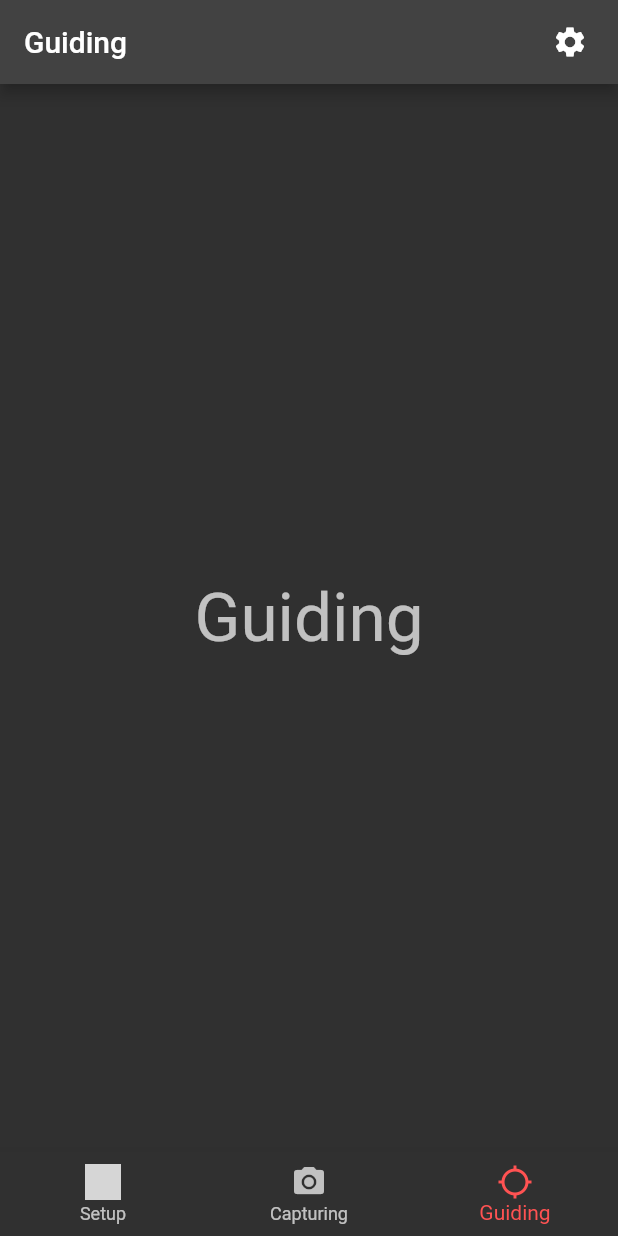
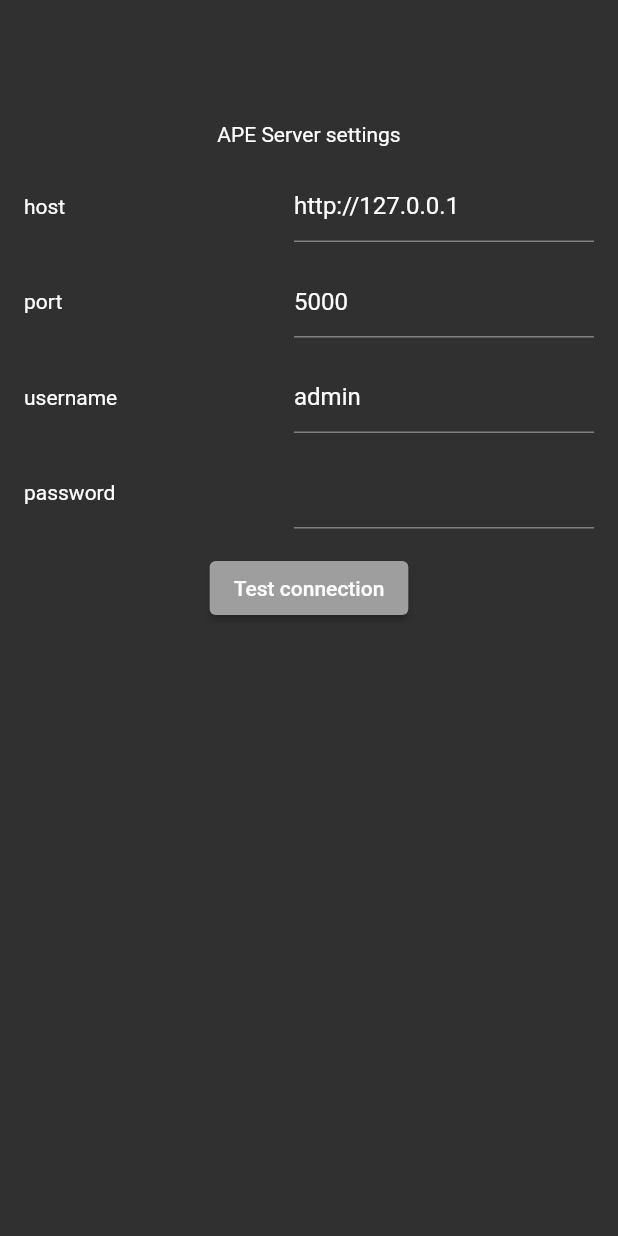
Before and after one commit to denshustanov/APE-client, a Flutter app: the screen it shows after launch, item 3 of the bottom bar chosen, after a tap on the "settings" icon, on a phone screen of 412 x 824 dp. Run offline on Flutter 3.47's test engine with Material 2 defaults, Android fonts, the light colour scheme and no system bars; our stand-ins replace get_it; grey boxes are pictures that could not be loaded.

Commit message:
settings

```diff
--- a/lib/pages/home/home_page.dart
+++ b/lib/pages/home/home_page.dart
@@ -1,8 +1,6 @@
-import 'package:astro_photo_environment/pages/home/bottom_navigation.dart';
-import 'package:astro_photo_environment/services/http_service_impl.dart';
+import 'package:astro_photo_environment/services/http_service.dart';
 import 'package:flutter/material.dart';
-import '../../modules/application_tab.dart';
-import 'tab_navigator.dart';
+import '../../service_locator.dart';
 import '../equipment/equipment_page.dart';
 import '../guiding_page.dart';
 import '../capturing/photo_page.dart';
@@ -16,6 +14,8 @@ class HomePage extends StatefulWidget{
 }
 
 class _HomePageState extends State<HomePage>{
+  HttpService _httpService = getIt<HttpService>();
+
   static final List<Widget> _widgetOptions = <Widget> [
     EquipmentPage(),
     PhotoPage(),
@@ -37,7 +37,7 @@ class _HomePageState extends State<HomePage>{
       appBar: AppBar(
         title: Text(_widgetOptionCaptions.elementAt(_selectedIndex)),
         actions: [
-          TextButton(onPressed: (){}, child: const Icon(Icons.settings, color: Colors.white,))
+          TextButton(onPressed: _showSettingsDialog, child: const Icon(Icons.settings, color: Colors.white,))
         ],
       ),
       body: Center(child: _widgetOptions.elementAt(_selectedIndex)),
@@ -66,4 +66,111 @@ class _HomePageState extends State<HomePage>{
       ),
     );
   }
+  _showSettingsDialog(){
+    TextEditingController _hostController = TextEditingController();
+    TextEditingController _portController = TextEditingController();
+    TextEditingController _loginController = TextEditingController();
+    TextEditingController _passwordController = TextEditingController();
+
+    _hostController.text = _httpService.getModuleUrl();
+    _portController.text = _httpService.getModulePort().toString();
+    _loginController.text = _httpService.getLogin();
+
+    showGeneralDialog(context: context,
+        pageBuilder: (context, animation, secondaryAnimation) => Scaffold(
+          body: Padding(
+            padding: const EdgeInsets.all(16.0),
+            child: SizedBox(
+              height: 400,
+              child: Column(
+                mainAxisAlignment: MainAxisAlignment.spaceBetween,
+                children: [
+                  const SizedBox(height: 50),
+                  const Text('APE Server settings'),
+                  Row(
+                    mainAxisAlignment: MainAxisAlignment.spaceBetween,
+                    children: [
+                      const Text('host'),
+                      Container(
+                        width: 200,
+                        child: TextField(
+                          keyboardType: TextInputType.url,
+                          controller: _hostController,
+                          onSubmitted: (value){
+                            setState(() {
+                              _httpService.setModuleUrl(value);
+                            });
+                          },
+                        ),
+                      )
+                    ],
+                  ),
+                  Row(
+                    mainAxisAlignment: MainAxisAlignment.spaceBetween,
+                    children: [
+                      const Text('port'),
+                      SizedBox(
+                        width: 200,
+                        child: TextField(
+                          keyboardType: TextInputType.number,
+                          controller: _portController,
+                          onSubmitted: (value){
+                            setState(() {
+                              _httpService.setModulePort(int.parse(value));
+                            });
+                          },
+                        ),
+                      )
+                    ],
+                  ),
+                  Row(
+                    mainAxisAlignment: MainAxisAlignment.spaceBetween,
+                    children: [
+                      const Text('username'),
+                      SizedBox(
+                        width: 200,
+                        child: TextField(
+                          controller: _loginController,
+                          onSubmitted: (value){
+                            setState(() {
+                              _httpService.setLogin(value);
+                            });
+                          },
+                        ),
+                      )
+                    ],
+                  ),
+                  Row(
+                    mainAxisAlignment: MainAxisAlignment.spaceBetween,
+                    children: [
+                      const Text('password'),
+                      SizedBox(
+                        width: 200,
+                        child: TextField(
+                          obscureText: true,
+                          autocorrect: false,
+                          enableSuggestions: false,
+                          controller: _passwordController,
+                          onSubmitted: (value){
+                            setState(() {
+                              _httpService.setPassword(value);
+                            });
+                          },
+                        ),
+                      )
+                    ],
+                  ),
+                  ElevatedButton(
+                      onPressed: (){},
+                      child: const Text('Test connection'),
+                  style: ElevatedButton.styleFrom(
+                    primary: Colors.grey
+                  ),
+                  )
+                ],
+              ),
+            ),
+          ),
+    ));
+  }
 }
--- a/lib/services/http_service.dart
+++ b/lib/services/http_service.dart
@@ -22,4 +22,15 @@ abstract class HttpService {
   void goToTelescope(int c1, int c2);
 
   Future<List<double>> getTelescopeCoordinates();
+
+  String getModuleUrl();
+  void setModuleUrl(String moduleUrl);
+
+  int getModulePort();
+  void setModulePort(int modulePort);
+
+  String getLogin();
+  void setLogin(String login);
+
+  void setPassword(String password);
 }
--- a/lib/services/http_service_impl.dart
+++ b/lib/services/http_service_impl.dart
@@ -5,10 +5,10 @@ import 'http_service.dart';
 import 'package:astro_photo_environment/capturing/camera_config.dart';
 
 class HttpServiceImpl extends HttpService{
-  String moduleURL = 'http://127.0.0.1';
-  int modulePort = 5000;
-  String username = 'admin';
-  String password = 'admin';
+  String _moduleURL = 'http://127.0.0.1';
+  int _modulePort = 5000;
+  String _username = 'admin';
+  String _password = 'admin';
 
 
 
@@ -30,8 +30,8 @@ class HttpServiceImpl extends HttpService{
   @override
   Future<CameraConfig> connectCamera() async {
     String basicAuth =
-        'Basic ' + base64Encode(utf8.encode('$username:$password'));
-    Response res = await get(moduleURL+':'+modulePort.toString()+connectCameraRoute,
+        'Basic ' + base64Encode(utf8.encode('$_username:$_password'));
+    Response res = await get(_moduleURL+':'+_modulePort.toString()+connectCameraRoute,
         headers: <String, String>{'authorization': basicAuth});
     if (res.statusCode == 200){
       return CameraConfig.fromJson(jsonDecode(res.body.toString()));
@@ -43,16 +43,16 @@ class HttpServiceImpl extends HttpService{
   @override
   void disconnectCamera() async{
     String basicAuth =
-        'Basic ' + base64Encode(utf8.encode('$username:$password'));
-    Response res = await get(moduleURL+':'+modulePort.toString()+disconnectCameraRoute,
+        'Basic ' + base64Encode(utf8.encode('$_username:$_password'));
+    Response res = await get(_moduleURL+':'+_modulePort.toString()+disconnectCameraRoute,
         headers: <String, String>{'authorization': basicAuth});
   }
 
   @override
   Future<String> capture() async{
     String basicAuth =
-        'Basic ' + base64Encode(utf8.encode('$username:$password'));
-    Response res = await get(moduleURL+':'+modulePort.toString()+captureCameraRoute,
+        'Basic ' + base64Encode(utf8.encode('$_username:$_password'));
+    Response res = await get(_moduleURL+':'+_modulePort.toString()+captureCameraRoute,
         headers: <String, String>{'authorization': basicAuth});
     if (res.statusCode == 200){
       return res.body.toString();
@@ -64,8 +64,8 @@ class HttpServiceImpl extends HttpService{
   @override
   void setIsoConfig(String value) async{
     String basicAuth =
-        'Basic ' + base64Encode(utf8.encode('$username:$password'));
-    Response res = await get(moduleURL+':'+modulePort.toString()+setConfigCameraRoute+
+        'Basic ' + base64Encode(utf8.encode('$_username:$_password'));
+    Response res = await get(_moduleURL+':'+_modulePort.toString()+setConfigCameraRoute+
     '?setting=iso&value='+value.replaceAll(' ', '%20'),
         headers: <String, String>{'authorization': basicAuth});
     if (res.statusCode == 200){
@@ -78,8 +78,8 @@ class HttpServiceImpl extends HttpService{
   @override
   void setShutterSpeedConfig(String value) async{
     String basicAuth =
-        'Basic ' + base64Encode(utf8.encode('$username:$password'));
-    Response res = await get(moduleURL+':'+modulePort.toString()+setConfigCameraRoute+
+        'Basic ' + base64Encode(utf8.encode('$_username:$_password'));
+    Response res = await get(_moduleURL+':'+_modulePort.toString()+setConfigCameraRoute+
         '?setting=shutterspeed&value='+value.replaceAll(' ', '%20'),
         headers: <String, String>{'authorization': basicAuth});
     if (res.statusCode == 200){
@@ -92,8 +92,8 @@ class HttpServiceImpl extends HttpService{
   @override
   void setImageFormatConfig(String value) async{
     String basicAuth =
-        'Basic ' + base64Encode(utf8.encode('$username:$password'));
-    Response res = await get(moduleURL+':'+modulePort.toString()+setConfigCameraRoute+
+        'Basic ' + base64Encode(utf8.encode('$_username:$_password'));
+    Response res = await get(_moduleURL+':'+_modulePort.toString()+setConfigCameraRoute+
         '?setting=imageformat&value='
         +value.replaceAll(' ', '%20').replaceAll('+', '%2b'),
         headers: <String, String>{'authorization': basicAuth});
@@ -107,8 +107,8 @@ class HttpServiceImpl extends HttpService{
   @override
   Future<List<String>> getSerialDevices() async{
     String basicAuth =
-        'Basic ' + base64Encode(utf8.encode('$username:$password'));
-    Response res = await get(moduleURL+':'+modulePort.toString()+getSerialDevicesRoute,
+        'Basic ' + base64Encode(utf8.encode('$_username:$_password'));
+    Response res = await get(_moduleURL+':'+_modulePort.toString()+getSerialDevicesRoute,
         headers: <String, String>{'authorization': basicAuth});
     return (json.decode(res.body) as List<dynamic>).cast<String>();
   }
@@ -116,8 +116,8 @@ class HttpServiceImpl extends HttpService{
   @override
   Future<String> connectTelescope(String device) async{
     String basicAuth =
-        'Basic ' + base64Encode(utf8.encode('$username:$password'));
-    Response res = await get(moduleURL+':'+modulePort.toString()+connectTelescopeRoute+
+        'Basic ' + base64Encode(utf8.encode('$_username:$_password'));
+    Response res = await get(_moduleURL+':'+_modulePort.toString()+connectTelescopeRoute+
     '?port='+device,
         headers: <String, String>{'authorization': basicAuth});
     if (res.statusCode == 200){
@@ -130,8 +130,8 @@ class HttpServiceImpl extends HttpService{
   @override
   void slewTelescope(int motor, int rate) async{
     String basicAuth =
-        'Basic ' + base64Encode(utf8.encode('$username:$password'));
-    Response res = await get(moduleURL+':'+modulePort.toString()+telescopeSlewRoute+
+        'Basic ' + base64Encode(utf8.encode('$_username:$_password'));
+    Response res = await get(_moduleURL+':'+_modulePort.toString()+telescopeSlewRoute+
         '?rate='+rate.toString()+'&motor='+motor.toString(),
         headers: <String, String>{'authorization': basicAuth});
     if (res.statusCode == 200){
@@ -144,8 +144,8 @@ class HttpServiceImpl extends HttpService{
   @override
   Future<List<double>> getTelescopeCoordinates() async{
     String basicAuth =
-        'Basic ' + base64Encode(utf8.encode('$username:$password'));
-    Response res = await get(moduleURL+':'+modulePort.toString()+telescopeGetCoordinatesRoute+
+        'Basic ' + base64Encode(utf8.encode('$_username:$_password'));
+    Response res = await get(_moduleURL+':'+_modulePort.toString()+telescopeGetCoordinatesRoute+
         '?mode=ra_dec',
         headers: <String, String>{'authorization': basicAuth});
     if (res.statusCode == 200){
@@ -158,8 +158,8 @@ class HttpServiceImpl extends HttpService{
   @override
   void goToTelescope(int c1, int c2) async{
     String basicAuth =
-        'Basic ' + base64Encode(utf8.encode('$username:$password'));
-    Response res = await get(moduleURL+':'+modulePort.toString()+telescopeSlewRoute+
+        'Basic ' + base64Encode(utf8.encode('$_username:$_password'));
+    Response res = await get(_moduleURL+':'+_modulePort.toString()+telescopeSlewRoute+
         '?c1='+c1.toString()+'&c2='+c2.toString(),
         headers: <String, String>{'authorization': basicAuth});
     if (res.statusCode == 200){
@@ -169,5 +169,41 @@ class HttpServiceImpl extends HttpService{
     }
   }
 
+  @override
+  String getModuleUrl() {
+    return _moduleURL;
+  }
+
+  @override
+  void setModuleUrl(String moduleUrl) {
+    _moduleURL = moduleUrl;
+  }
+
+  @override
+  int getModulePort() {
+    return _modulePort;
+  }
+
+  @override
+  void setModulePort(int modulePort) {
+    _modulePort = modulePort;
+  }
+
+  @override
+  String getLogin() {
+    return _username;
+  }
+
+  @override
+  void setLogin(String login) {
+    _username = login;
+  }
+
+  @override
+  void setPassword(String password) {
+    _password = password;
+  }
+
+
 
 }
```
Also changed, not shown: lib/pages/equipment/equipment_page.dart (+0 -24 lines).
